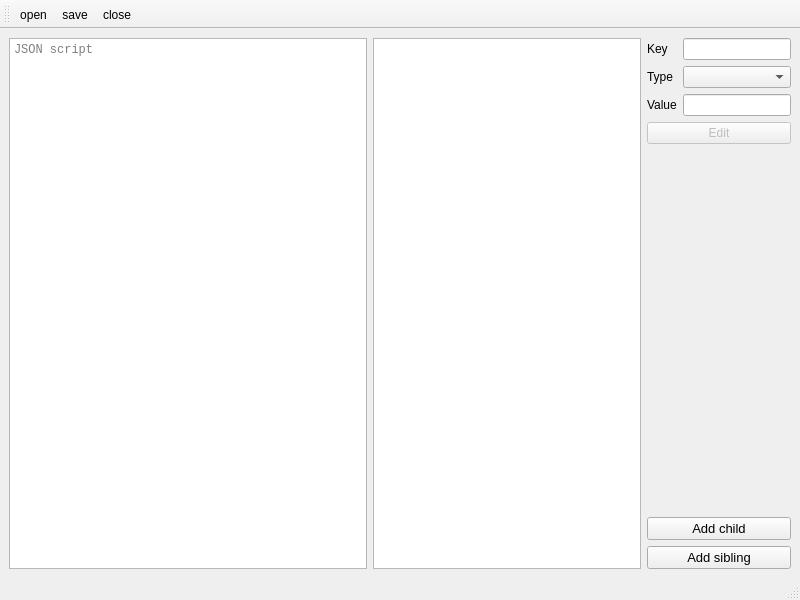
Above: jsoneditor.ui from fryn3/JsonEditor before the change. Below: the same form after it.
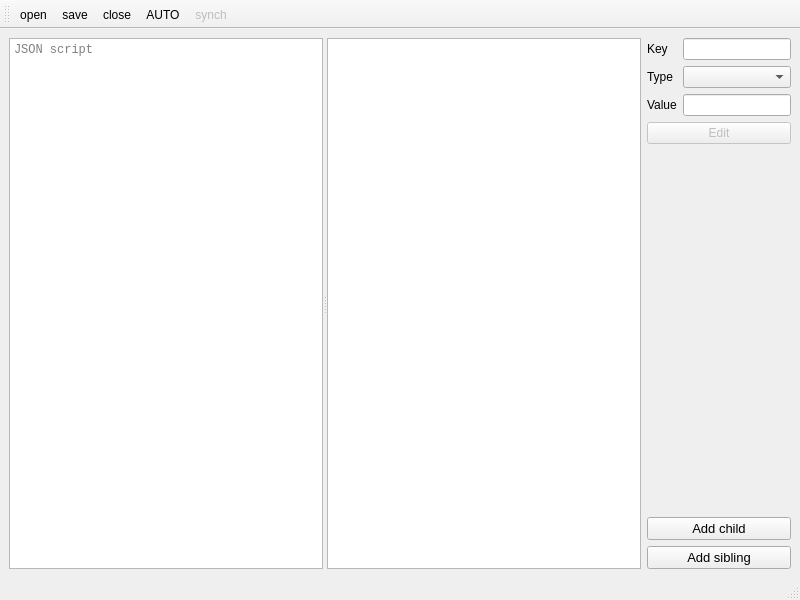
That is the form after the change.

Commit message: Add actions Auto & Synch

Diff of the .ui file:
```diff
--- a/jsoneditor.ui
+++ b/jsoneditor.ui
@@ -14,23 +14,8 @@
    <string>MainWindow</string>
   </property>
   <widget class="QWidget" name="centralwidget">
-   <layout class="QGridLayout" name="gridLayout_2" columnstretch="4,3,0">
-    <item row="0" column="0" rowspan="5">
-     <widget class="QPlainTextEdit" name="teScript">
-      <property name="font">
-       <font>
-        <family>Consolas</family>
-       </font>
-      </property>
-      <property name="placeholderText">
-       <string>JSON script</string>
-      </property>
-     </widget>
-    </item>
-    <item row="0" column="1" rowspan="5">
-     <widget class="QTreeView" name="treeView"/>
-    </item>
-    <item row="0" column="2">
+   <layout class="QGridLayout" name="gridLayout_2" columnstretch="1,0">
+    <item row="0" column="1">
      <layout class="QGridLayout" name="gridLayout">
       <item row="0" column="0">
        <widget class="QLabel" name="lKey">
@@ -73,7 +58,7 @@
       </item>
      </layout>
     </item>
-    <item row="1" column="2">
+    <item row="1" column="1">
      <widget class="QPushButton" name="btnEdit">
       <property name="enabled">
        <bool>false</bool>
@@ -83,7 +68,7 @@
       </property>
      </widget>
     </item>
-    <item row="2" column="2">
+    <item row="2" column="1">
      <spacer name="verticalSpacer">
       <property name="orientation">
        <enum>Qt::Vertical</enum>
@@ -96,7 +81,7 @@
       </property>
      </spacer>
     </item>
-    <item row="3" column="2">
+    <item row="3" column="1">
      <widget class="QPushButton" name="btnAddChild">
       <property name="font">
        <font>
@@ -108,7 +93,7 @@
       </property>
      </widget>
     </item>
-    <item row="4" column="2">
+    <item row="4" column="1">
      <widget class="QPushButton" name="btnAddSibling">
       <property name="font">
        <font>
@@ -120,6 +105,30 @@
       </property>
      </widget>
     </item>
+    <item row="0" column="0" rowspan="5">
+     <widget class="QSplitter" name="splitter">
+      <property name="orientation">
+       <enum>Qt::Horizontal</enum>
+      </property>
+      <property name="handleWidth">
+       <number>4</number>
+      </property>
+      <widget class="QPlainTextEdit" name="teScript">
+       <property name="font">
+        <font>
+         <family>Consolas</family>
+        </font>
+       </property>
+       <property name="lineWrapMode">
+        <enum>QPlainTextEdit::NoWrap</enum>
+       </property>
+       <property name="placeholderText">
+        <string>JSON script</string>
+       </property>
+      </widget>
+      <widget class="QTreeView" name="treeView"/>
+     </widget>
+    </item>
    </layout>
   </widget>
   <widget class="QMenuBar" name="menubar">
@@ -146,13 +155,15 @@
    <addaction name="actOpen"/>
    <addaction name="actSave"/>
    <addaction name="actClose"/>
+   <addaction name="actAuto"/>
+   <addaction name="actSynch"/>
   </widget>
   <action name="actOpen">
    <property name="text">
     <string>open</string>
    </property>
    <property name="toolTip">
-    <string>open JSON file</string>
+    <string>Ctrl+O</string>
    </property>
    <property name="shortcut">
     <string>Ctrl+O</string>
@@ -163,7 +174,7 @@
     <string>save</string>
    </property>
    <property name="toolTip">
-    <string>save JSON file</string>
+    <string>Ctrl+S</string>
    </property>
    <property name="shortcut">
     <string>Ctrl+S</string>
@@ -174,12 +185,40 @@
     <string>close</string>
    </property>
    <property name="toolTip">
-    <string>close JSON file</string>
+    <string>Ctrl+W</string>
    </property>
    <property name="shortcut">
     <string>Ctrl+W</string>
    </property>
   </action>
+  <action name="actAuto">
+   <property name="checkable">
+    <bool>true</bool>
+   </property>
+   <property name="text">
+    <string>AUTO</string>
+   </property>
+   <property name="toolTip">
+    <string>Ctrl+M</string>
+   </property>
+   <property name="shortcut">
+    <string>Ctrl+M</string>
+   </property>
+  </action>
+  <action name="actSynch">
+   <property name="enabled">
+    <bool>false</bool>
+   </property>
+   <property name="text">
+    <string>synch</string>
+   </property>
+   <property name="toolTip">
+    <string>Ctrl+Enter</string>
+   </property>
+   <property name="shortcut">
+    <string>Ctrl+Return, Ctrl+Enter</string>
+   </property>
+  </action>
  </widget>
  <resources/>
  <connections/>
```
The commit also changes 3 other files.
